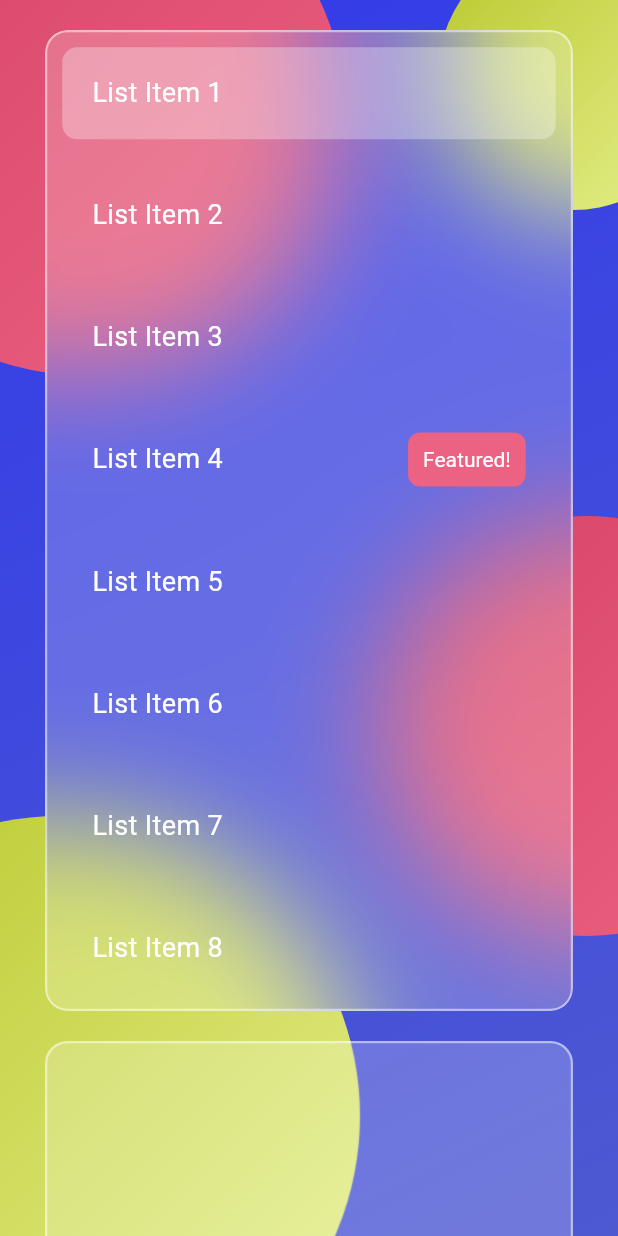
After one commit to Mohamed-Elrayes/flutter_lab, a Flutter app: the MainAnimationScreen screen opened by its route, after a tap on "Implicit Animations", on a phone screen of 412 x 824 dp. The commit adds this screen. Run offline on Flutter 3.47's test engine with Material 3 defaults, Android fonts, the phone set to English and light mode, and no system bars.

Commit message:
animations

```diff
--- a/lib/core/data/app_data.dart
+++ b/lib/core/data/app_data.dart
@@ -1,5 +1,7 @@
 import 'package:flutter_lab/core/data/experiment.dart';
-import 'package:flutter_lab/core/data/models/scroll_physics_data.dart';
+import 'package:flutter_lab/core/data/models/sub_screen_data.dart';
+import 'package:flutter_lab/experiments/animations/implicit_animation_screen.dart';
+import 'package:flutter_lab/experiments/animations/main_animations_screen.dart';
 import 'package:flutter_lab/experiments/multiple-page-form/multiple_page_form_screen.dart';
 import 'package:flutter_lab/experiments/scroll-physics/pages/always_scrollable_scroll_physics_ex.dart';
 import 'package:flutter_lab/experiments/scroll-physics/scroll_physics_screen.dart';
@@ -16,12 +18,23 @@ class AppData {
       description: 'Split your forms in multiple page for a better user experience',
       tutorialPageRoute: MultiplePageFormScreen.routeName,
     ),
+    const Experiment(
+      title: 'Animation Types With Examples',
+      description: 'See all types of Animation with example usages and code',
+      tutorialPageRoute: MainAnimationScreen.routeName,
+    ),
   ];
 
-  static List<ScrollPhysicsData> scrollPhysicsTypes = [
-    const ScrollPhysicsData(
+  static List<SubScreenData> scrollPhysicsTypes = [
+    const SubScreenData(
       title: 'AlwaysScrollableScrollPhysics',
       pageRoute: AlwaysScrollableScrollPhysicsEx.routeName,
     ),
   ];
+  static List<SubScreenData> animationsList = [
+    const SubScreenData(
+      title: 'Implicit Animations',
+      pageRoute: ImplicitAnimationScreen.routeName,
+    ),
+  ];
 }
--- a/lib/core/data/models/scroll_physics_data.dart
+++ b/lib/core/data/models/sub_screen_data.dart
@@ -1,8 +1,8 @@
 import 'package:flutter/foundation.dart';
 
 @immutable
-class ScrollPhysicsData {
-  const ScrollPhysicsData({
+class SubScreenData {
+  const SubScreenData({
     required this.title,
     required this.pageRoute,
   });
--- /dev/null
+++ b/lib/experiments/animations/implicit_animation_screen.dart
@@ -0,0 +1,572 @@
+import 'dart:ui';
+
+import 'package:flutter/material.dart';
+
+class ImplicitAnimationScreen extends StatelessWidget {
+  const ImplicitAnimationScreen({super.key});
+
+  static const String routeName = 'ImplicitAnimationScreen';
+
+  @override
+  Widget build(BuildContext context) {
+    double listContainerHeight = MediaQuery.of(context).size.height - 170;
+
+    return PageWrapper(
+      containerHeight: listContainerHeight,
+      body: SafeArea(
+        child: SingleChildScrollView(
+          clipBehavior: Clip.none,
+          padding: const EdgeInsets.symmetric(horizontal: 30),
+          child: Column(
+            children: [
+              const SizedBox(height: 20),
+              BlurContainer(
+                containerHeight: listContainerHeight,
+                child: ItemPicker(containerHeight: listContainerHeight),
+              ),
+              const SizedBox(height: 20),
+              const BlurSlider(),
+              const SizedBox(height: 20),
+              const ExplicitAnimations(),
+              const SizedBox(height: 20),
+              const AnimatedBuilderExample(),
+              const SizedBox(height: 20),
+              const AnimatedWidgetExample(),
+              const SizedBox(height: 20),
+            ],
+          ),
+        ),
+      ),
+    );
+  }
+}
+
+class ExplicitAnimations extends StatefulWidget {
+  const ExplicitAnimations({super.key});
+
+  @override
+  State<ExplicitAnimations> createState() => _ExplicitAnimationsState();
+}
+
+class _ExplicitAnimationsState extends State<ExplicitAnimations>
+    with SingleTickerProviderStateMixin {
+  late AnimationController _controller;
+  late final Animation<AlignmentGeometry> _alignAnimation;
+  late final Animation<double> _rotationAnimation;
+
+  @override
+  void initState() {
+    super.initState();
+    _controller = AnimationController(
+      duration: const Duration(milliseconds: 800),
+      vsync: this,
+    )..repeat(reverse: true);
+
+    _alignAnimation = Tween<AlignmentGeometry>(
+      begin: Alignment.centerLeft,
+      end: Alignment.centerRight,
+    ).animate(
+      CurvedAnimation(
+        parent: _controller,
+        curve: Curves.easeInOutCubic,
+      ),
+    );
+
+    _rotationAnimation = Tween<double>(begin: 0, end: 2).animate(
+      CurvedAnimation(
+        parent: _controller,
+        curve: Curves.easeInOutCubic,
+      ),
+    );
+  }
+
+  @override
+  void dispose() {
+    _controller.dispose();
+    super.dispose();
+  }
+
+  @override
+  Widget build(BuildContext context) {
+    return BlurContainer(
+      containerHeight: 200,
+      child: AlignTransition(
+        alignment: _alignAnimation,
+        child: RotationTransition(
+          turns: _rotationAnimation,
+          child: const Rectangle(
+            color1: pink,
+            color2: pinkDark,
+            width: 50,
+            height: 50,
+          ),
+        ),
+      ),
+    );
+  }
+}
+
+class Rectangle extends StatelessWidget {
+  const Rectangle({
+    super.key,
+    this.width = 60,
+    this.height = 40,
+    required this.color1,
+    required this.color2,
+    this.top,
+    this.bottom,
+    this.left,
+    this.right,
+  });
+
+  final double width;
+  final double height;
+  final Color color1;
+  final Color color2;
+  final double? top;
+  final double? bottom;
+  final double? left;
+  final double? right;
+
+  @override
+  Widget build(BuildContext context) {
+    return Container(
+      width: width,
+      height: height,
+      decoration: BoxDecoration(
+        gradient: LinearGradient(
+          colors: [color1, color2],
+          begin: Alignment.topLeft,
+          end: Alignment.bottomRight,
+        ),
+        border: Border.all(width: 1, color: Colors.white),
+        borderRadius: BorderRadius.circular(12),
+      ),
+    );
+  }
+}
+
+class BlurSlider extends StatefulWidget {
+  const BlurSlider({super.key});
+
+  @override
+  State<BlurSlider> createState() => _BlurSliderState();
+}
+
+class _BlurSliderState extends State<BlurSlider> {
+  double _sliderValue = 0.01;
+
+  @override
+  Widget build(BuildContext context) {
+    return TweenAnimationBuilder(
+      duration: const Duration(milliseconds: 200),
+      tween: Tween<double>(begin: 0.01, end: _sliderValue),
+      child: Container(
+        height: 300,
+        decoration: BoxDecoration(
+          color: Colors.white.withOpacity(0.2),
+          border: Border.all(
+            color: Colors.white.withOpacity(0.5),
+            width: 1.5,
+          ),
+          borderRadius: BorderRadius.circular(15),
+        ),
+        alignment: Alignment.center,
+        child: Slider(
+          value: _sliderValue,
+          min: 0.01,
+          onChanged: (value) {
+            setState(() => _sliderValue = value);
+          },
+        ),
+      ),
+      builder: (BuildContext context, double? value, Widget? child) {
+        return ClipRect(
+          child: BackdropFilter(
+            filter: ImageFilter.blur(
+              sigmaX: 40 * (value ?? 0.01),
+              sigmaY: 40 * (value ?? 0.01),
+            ),
+            child: child,
+          ),
+        );
+      },
+    );
+  }
+}
+
+class ItemPicker extends StatefulWidget {
+  const ItemPicker({
+    super.key,
+    required this.containerHeight,
+  });
+
+  final double containerHeight;
+
+  @override
+  State<ItemPicker> createState() => _ItemPickerState();
+}
+
+class _ItemPickerState extends State<ItemPicker> {
+  int selectedItemIndex = 0;
+
+  @override
+  Widget build(BuildContext context) {
+    double listContainerBorderWidth = BlurContainer.borderWidth;
+    const int itemsCount = 8;
+    double itemHeight = (widget.containerHeight - listContainerBorderWidth * 2) / itemsCount;
+
+    return SizedBox(
+      height: MediaQuery.of(context).size.height,
+      width: MediaQuery.of(context).size.width,
+      child: Stack(
+        children: [
+          AnimatedPositioned(
+            top: selectedItemIndex * itemHeight,
+            left: 0,
+            right: 0,
+            height: itemHeight,
+            duration: const Duration(milliseconds: 200),
+            curve: Curves.easeInOut,
+            child: Container(
+              margin: const EdgeInsets.symmetric(horizontal: 10, vertical: 10),
+              decoration: BoxDecoration(
+                color: Colors.white.withOpacity(0.3),
+                borderRadius: BorderRadius.circular(10),
+              ),
+            ),
+          ),
+          Positioned.fill(
+            child: Column(
+              crossAxisAlignment: CrossAxisAlignment.start,
+              children: List.generate(
+                8,
+                (i) => Expanded(
+                  child: InkWell(
+                    onTap: () => setState(() => selectedItemIndex = i),
+                    child: Padding(
+                      padding: const EdgeInsets.symmetric(horizontal: 30),
+                      child: Center(
+                        child: Row(
+                          mainAxisAlignment: MainAxisAlignment.spaceBetween,
+                          children: [
+                            Text(
+                              'List Item ${i + 1}',
+                              style: const TextStyle(
+                                fontSize: 18,
+                                color: Colors.white,
+                              ),
+                            ),
+                            if (i == 3)
+                              AnimatedContainer(
+                                duration: const Duration(milliseconds: 200),
+                                curve: Curves.easeInOut,
+                                padding: const EdgeInsets.all(8),
+                                decoration: BoxDecoration(
+                                  color: selectedItemIndex == i ? yellow : pink,
+                                  borderRadius: BorderRadius.circular(8),
+                                  border: Border.all(
+                                    color:
+                                        selectedItemIndex == i ? Colors.white : Colors.transparent,
+                                    width: 2,
+                                  ),
+                                ),
+                                child: AnimatedDefaultTextStyle(
+                                  duration: const Duration(milliseconds: 200),
+                                  style: TextStyle(
+                                    fontSize: 14,
+                                    color: selectedItemIndex == i ? Colors.black : Colors.white,
+                                  ),
+                                  child: const Text('Featured!'),
+                                ),
+                              ),
+                          ],
+                        ),
+                      ),
+                    ),
+                  ),
+                ),
+              ),
+            ),
+          ),
+        ],
+      ),
+    );
+  }
+}
+
+class BlurContainer extends StatelessWidget {
+  const BlurContainer({
+    super.key,
+    this.containerHeight = 120,
+    this.child,
+  });
+
+  final double containerHeight;
+  final Widget? child;
+
+  static double borderWidth = 1.5;
+  @override
+  Widget build(BuildContext context) {
+    return ClipRRect(
+      borderRadius: BorderRadius.circular(15),
+      child: BackdropFilter(
+        filter: ImageFilter.blur(sigmaX: 40, sigmaY: 40),
+        child: Container(
+          clipBehavior: Clip.none,
+          height: containerHeight,
+          decoration: BoxDecoration(
+            color: Colors.white.withOpacity(0.2),
+            border: Border.all(
+              color: Colors.white.withOpacity(0.5),
+              width: borderWidth,
+            ),
+            borderRadius: BorderRadius.circular(15),
+          ),
+          alignment: Alignment.center,
+          child: child,
+        ),
+      ),
+    );
+  }
+}
+
+class AnimatedBuilderExample extends StatefulWidget {
+  const AnimatedBuilderExample({super.key});
+
+  @override
+  State<AnimatedBuilderExample> createState() => _AnimatedBuilderExampleState();
+}
+
+class _AnimatedBuilderExampleState extends State<AnimatedBuilderExample>
+    with SingleTickerProviderStateMixin {
+  late final AnimationController _controller;
+
+  @override
+  void initState() {
+    _controller = AnimationController(
+      duration: const Duration(milliseconds: 500),
+      vsync: this,
+    )..repeat(reverse: true);
+    super.initState();
+  }
+
+  @override
+  void dispose() {
+    _controller.dispose();
+    super.dispose();
+  }
+
+  @override
+  Widget build(BuildContext context) {
+    return AnimatedBuilder(
+      animation: _controller,
+      builder: (BuildContext context, Widget? child) {
+        return Container(
+          height: 100,
+          decoration: BoxDecoration(
+            gradient: LinearGradient(
+              colors: const [purple, pink, yellow],
+              stops: [0, _controller.value, 1],
+            ),
+            borderRadius: BorderRadius.circular(15),
+            border: Border.all(color: Colors.white),
+          ),
+        );
+      },
+    );
+  }
+}
+
+class AnimatedWidgetExample extends StatefulWidget {
+  const AnimatedWidgetExample({super.key});
+
+  @override
+  State<AnimatedWidgetExample> createState() => _AnimatedWidgetExampleState();
+}
+
+class _AnimatedWidgetExampleState extends State<AnimatedWidgetExample>
+    with SingleTickerProviderStateMixin {
+  late final AnimationController _controller;
+
+  @override
+  void initState() {
+    _controller = AnimationController(
+      duration: const Duration(milliseconds: 500),
+      vsync: this,
+    )..repeat(reverse: true);
+    super.initState();
+  }
+
+  @override
+  void dispose() {
+    _controller.dispose();
+    super.dispose();
+  }
+
+  @override
+  Widget build(BuildContext context) {
+    return Container(
+      decoration: BoxDecoration(
+        gradient: LinearGradient(
+          colors: const [purple, pink, yellow],
+          stops: [0, _controller.value, 1],
+        ),
+        borderRadius: BorderRadius.circular(15),
+        border: Border.all(color: Colors.white),
+      ),
+      child: ClipRRect(
+        borderRadius: BorderRadius.circular(16),
+        child: GradientTransition(gradientEnd: _controller),
+      ),
+    );
+  }
+}
+
+class GradientTransition extends AnimatedWidget {
+  final Animation<double> gradientEnd;
+
+  const GradientTransition({
+    super.key,
+    required this.gradientEnd,
+  }) : super(listenable: gradientEnd);
+
+  @override
+  Widget build(BuildContext context) {
+    return Container(
+      height: 100,
+      decoration: BoxDecoration(
+        gradient: LinearGradient(
+          colors: const [purple, pink, yellow],
+          stops: [0, gradientEnd.value, 1],
+        ),
+      ),
+    );
+  }
+}
+
+const Color pink = Color(0xffEC6283);
+const Color pinkDark = Color(0xffD64265);
+const Color yellow = Color(0xffE7F18F);
+const Color yellowDark = Color(0xffB8C72B);
+const Color purple = Color(0xff323AE9);
+
+class PageWrapper extends StatelessWidget {
+  const PageWrapper({
+    super.key,
+    this.body,
+    this.containerHeight = 500,
+    this.hasContainer = true,
+  });
+
+  final Widget? body;
+  final double containerHeight;
+  final bool hasContainer;
+
+  @override
+  Widget build(BuildContext context) {
+    return Scaffold(
+      body: Container(
+        decoration: const BoxDecoration(
+          gradient: LinearGradient(
+            colors: [Color(0xff323AE9), Color(0xff4D59D1)],
+            begin: Alignment.topLeft,
+            end: Alignment.bottomRight,
+          ),
+        ),
+        child: Stack(
+          children: [
+            ..._backgroundCircles,
+            Positioned.fill(
+              child: Center(
+                child: body,
+              ),
+            ),
+          ],
+        ),
+      ),
+    );
+  }
+
+  List<Widget> get _backgroundCircles => const [
+        Circle(
+          color1: pink,
+          color2: pinkDark,
+          radius: 350,
+          left: -120,
+          top: -100,
+        ),
+        Circle(
+          color1: pink,
+          color2: pinkDark,
+          radius: 280,
+          right: -120,
+          bottom: 200,
+        ),
+        Circle(
+          color1: yellow,
+          color2: yellowDark,
+          radius: 180,
+          right: -60,
+          top: -40,
+        ),
+        Circle(
+          color1: yellow,
+          color2: yellowDark,
+          radius: 400,
+          left: -160,
+          bottom: -120,
+        ),
+      ];
+}
+
+class Circle extends StatelessWidget {
+  final Color color1;
+  final Color color2;
+  final double? left;
+  final double? right;
+  final double? top;
+  final double? bottom;
+  final double? radius;
+  final bool isPositioned;
+
+  const Circle({
+    super.key,
+    required this.color1,
+    required this.color2,
+    this.left,
+    this.right,
+    this.top,
+    this.bottom,
+    this.radius,
+    this.isPositioned = true,
+  });
+
+  @override
+  Widget build(BuildContext context) {
+    Widget circle = Container(
+      height: radius,
+      width: radius,
+      decoration: BoxDecoration(
+        shape: BoxShape.circle,
+        gradient: LinearGradient(
+          colors: [color1, color2],
+          end: Alignment.topLeft,
+          begin: Alignment.bottomRight,
+        ),
+      ),
+    );
+
+    return isPositioned
+        ? Positioned(
+            bottom: bottom,
+            right: right,
+            top: top,
+            left: left,
+            height: radius,
+            width: radius,
+            child: circle,
+          )
+        : circle;
+  }
+}
--- /dev/null
+++ b/lib/experiments/animations/main_animations_screen.dart
@@ -0,0 +1,37 @@
+import 'package:flutter/cupertino.dart';
+import 'package:flutter/material.dart';
+import 'package:flutter_lab/core/data/app_data.dart';
+
+class MainAnimationScreen extends StatelessWidget {
+  const MainAnimationScreen({super.key});
+
+  static const String routeName = 'DialogsScreen';
+
+  @override
+  Widget build(BuildContext context) {
+    return Scaffold(
+      appBar: AppBar(
+        title: Text(
+          "Animation Screen Example",
+          style: Theme.of(context).textTheme.titleMedium!.copyWith(color: Colors.white),
+        ),
+      ),
+      body: ListView.builder(
+        itemCount: AppData.animationsList.length,
+        itemBuilder: (c, i) => InkWell(
+          onTap: () => Navigator.of(context).pushNamed(AppData.animationsList[i].pageRoute),
+          child: Container(
+            padding: const EdgeInsets.symmetric(horizontal: 17, vertical: 20),
+            decoration: BoxDecoration(
+              border: Border(
+                bottom: BorderSide(color: Theme.of(context).dividerColor),
+              ),
+            ),
+            child: Text(AppData.animationsList[i].title,
+                style: Theme.of(context).textTheme.titleLarge),
+          ),
+        ),
+      ),
+    );
+  }
+}
--- a/lib/main.dart
+++ b/lib/main.dart
@@ -1,5 +1,7 @@
 import 'package:flutter/material.dart';
 import 'package:flutter_lab/core/home/presentation/home_page.dart';
+import 'package:flutter_lab/experiments/animations/implicit_animation_screen.dart';
+import 'package:flutter_lab/experiments/animations/main_animations_screen.dart';
 import 'package:flutter_lab/experiments/multiple-page-form/multiple_page_form_screen.dart';
 import 'package:flutter_lab/experiments/scroll-physics/pages/always_scrollable_scroll_physics_ex.dart';
 import 'package:flutter_lab/experiments/scroll-physics/scroll_physics_screen.dart';
@@ -21,6 +23,8 @@ class MyApp extends StatelessWidget {
         AlwaysScrollableScrollPhysicsEx.routeName: (context) =>
             const AlwaysScrollableScrollPhysicsEx(),
         MultiplePageFormScreen.routeName: (context) => const MultiplePageFormScreen(),
+        MainAnimationScreen.routeName: (context) => const MainAnimationScreen(),
+        ImplicitAnimationScreen.routeName: (context) => const ImplicitAnimationScreen(),
       },
       home: const HomePage(),
     );
```
